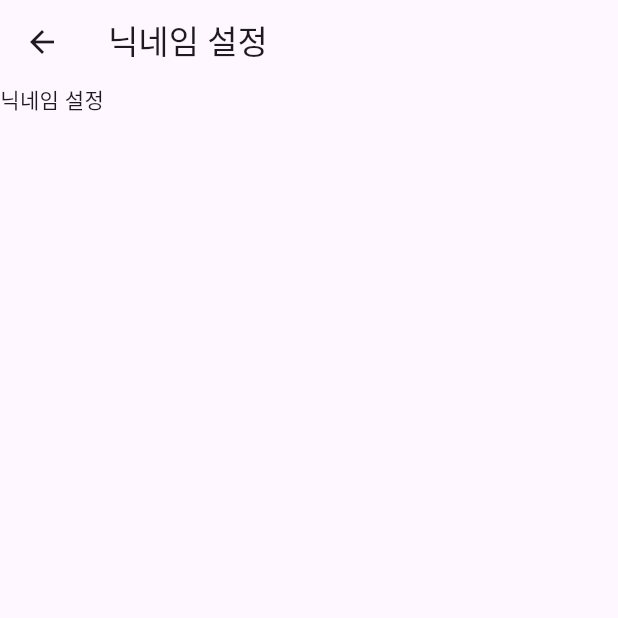
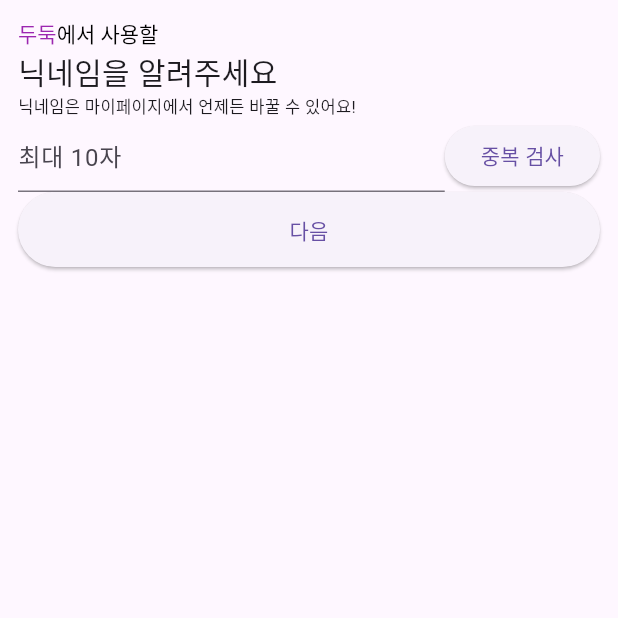
Before and after one commit to Good-Moneying/Android, a Flutter app: the NicknameScreen screen opened by its route, on a phone screen of 412 x 824 dp, the top half of it. Run offline on Flutter 3.47's test engine with Material 3 defaults, Android fonts, the phone set to English and light mode, and no system bars; our stand-ins replace dio, flutter_dotenv, flutter_secure_storage, flutter_svg, get, shared_preferences and 1 more; missing offline and left inert: flutter_web_auth, kakao_flutter_sdk; accounts and stored records are empty.

Commit message:
[Feat] 온보딩 화면 틀 추가

```diff
--- a/lib/routes/get_pages.dart
+++ b/lib/routes/get_pages.dart
@@ -1,14 +1,19 @@
 import 'package:get/get.dart';
 
 import 'package:meetup/service/auth_service.dart';
+import 'package:meetup/view/auth/frequency_screen.dart';
+import 'package:meetup/view/auth/info_screen.dart';
+import 'package:meetup/view/auth/interest_screen.dart';
 import 'package:meetup/view/auth/login_screen.dart';
 import 'package:meetup/view/auth/webKakaoLogin.dart';
+import 'package:meetup/view/auth/welcome_screen.dart';
 import 'package:meetup/view/home/home_screen.dart';
 import 'package:meetup/view/investment/investment_screen.dart';
 import 'package:meetup/view/mypage/profile_screen.dart';
 import 'package:meetup/view/search/search_screen.dart';
 
 import '../view/auth/nickname_screen.dart';
+import '../view/bottomNavigationBar.dart';
 
 part './get_routes.dart';
 
@@ -26,10 +31,26 @@ class Pages {
       name: Routes.NICKNAME,
       page: () => NicknameScreen(),
     ),
-    // GetPage(
-    //   name: Routes.INFO,
-    //   page: () => NicknameScreen(),
-    // ),
+    GetPage(
+      name: Routes.INFO,
+      page: () => InfoScreen(),
+    ),
+    GetPage(
+      name: Routes.INTEREST,
+      page: () => InterestScreen(),
+    ),
+    GetPage(
+      name: Routes.FREQUENCY,
+      page: () => FrequencyScreen(),
+    ),
+    GetPage(
+      name: Routes.WELCOME,
+      page: () => WelcomeScreen(),
+    ),
+    GetPage(
+      name: Routes.HOME,
+      page: () => BottomNavigationView(),
+    ),
     GetPage(
       name: Routes.INVEST,
       page: () => InvestScreen(),
--- a/lib/view/auth/login_screen.dart
+++ b/lib/view/auth/login_screen.dart
@@ -29,7 +29,7 @@ class loginScreen extends StatelessWidget {
               textColor: Colors.black87,
               icon: "assets/icons/kakao.svg",
               label: '카카오 로그인',
-             // onTap: Get.offAll(), //webSignIn(),
+              // onTap: Get.offAll(), //webSignIn(),
             ),
           ],
         ),
@@ -38,7 +38,6 @@ class loginScreen extends StatelessWidget {
   }
 
   Future<void> webSignIn() async {
-
     // 고유한 redirect uri
     final redirect_uri = dotenv.get("BASE_URL");
 
@@ -62,7 +61,6 @@ class loginScreen extends StatelessWidget {
     // FlutterSecureStorage 또는 SharedPreferences 를 통한
     // Token 저장 및 관리
     await saveTokens(accessToken!, refreshToken!);
-
   }
 
   Future<void> saveTokens(String accessToken, String refreshToken) async {
--- a/lib/view/auth/nickname_screen.dart
+++ b/lib/view/auth/nickname_screen.dart
@@ -1,19 +1,86 @@
 import 'package:flutter/material.dart';
+import 'package:get/get.dart';
+import 'package:meetup/routes/get_pages.dart';
 
-class NicknameScreen extends StatelessWidget {
+class NicknameScreen extends StatefulWidget {
   const NicknameScreen({super.key});
+
+  @override
+  State<NicknameScreen> createState() => _NicknameScreenState();
+}
+
+class _NicknameScreenState extends State<NicknameScreen> {
+  GlobalKey<FormState> _globalKey = GlobalKey<FormState>();
+  TextEditingController _nicknameController = TextEditingController();
+  bool _isEnabled = true;
+
+  @override
+  void dispose() {
+    _nicknameController.dispose();
+    super.dispose();
+  }
 
   @override
   Widget build(BuildContext context) {
     return Scaffold(
-      appBar: AppBar(
-        title: Text('닉네임 설정'),
-      ),
       body: SafeArea(
-        child: Column(
-          children: [
-            Text('닉네임 설정'),
-          ],
+        child: Padding(
+          padding: const EdgeInsets.all(12.0),
+          child: Column(
+            crossAxisAlignment: CrossAxisAlignment.start,
+            children: [
+              RichText(
+                text: TextSpan(
+                  children: [TextSpan(text: '두둑',
+                    style: TextStyle(color: Colors.purple),),
+                    TextSpan(text: '에서 사용할',
+                      style: TextStyle(color: Colors.black),)],
+                ),
+              ),
+              Text(
+                '닉네임을 알려주세요',
+                style: TextStyle(fontSize: 20),
+              ),
+              Text(
+                '닉네임은 마이페이지에서 언제든 바꿀 수 있어요!',
+                style: TextStyle(fontSize: 11),
+              ),
+              Row(
+                children: [
+                  Expanded(
+                    child: TextFormField(
+                      keyboardType: TextInputType.name,
+                      decoration: InputDecoration(
+                        hintText: '최대 10자',
+                      ),
+                    ),
+                  ),
+                  ElevatedButton(
+                    onPressed: () {
+                      //중복 검사에서 걸렸을 때
+                      setState(() {
+                        _isEnabled = false;
+                      });
+                      //중복 검사에서 걸리지 않았을 때
+                      setState(() {
+                        _isEnabled = true;
+                      });
+                    },
+                    child: Text('중복 검사'),
+                  ),
+                ],
+              ),
+              ElevatedButton(
+                onPressed: () {
+                        Get.toNamed(Routes.INFO);
+                      },
+                style: ElevatedButton.styleFrom(
+                  minimumSize: const Size.fromHeight(50),
+                ),
+                child: Text('다음'),
+              ),
+            ],
+          ),
         ),
       ),
     );
```
Also changed, not shown: lib/design/widgets/custom_button.dart (added, +33 -0 lines), lib/main.dart (+9 -6 lines), lib/view/auth/frequency_screen.dart (+51 -0 lines), lib/view/auth/info_screen.dart (+95 -0 lines), lib/view/auth/interest_screen.dart (+43 -0 lines), lib/view/auth/welcome_screen.dart (+44 -0 lines).
